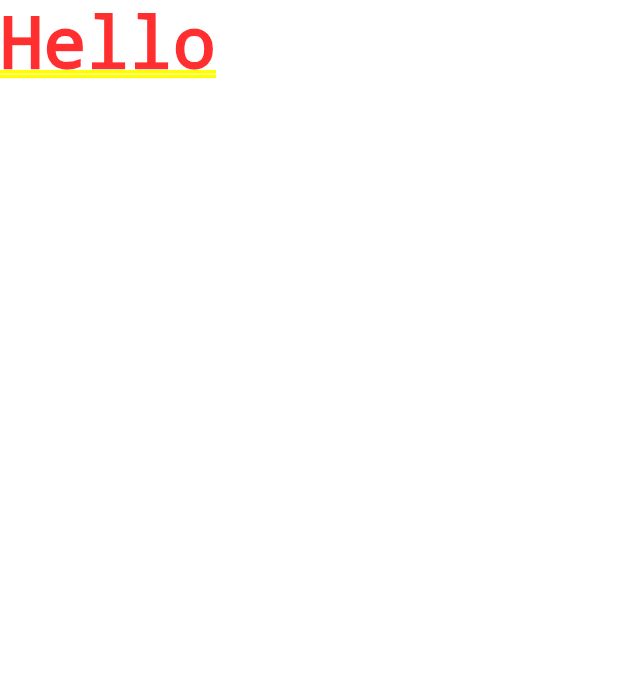
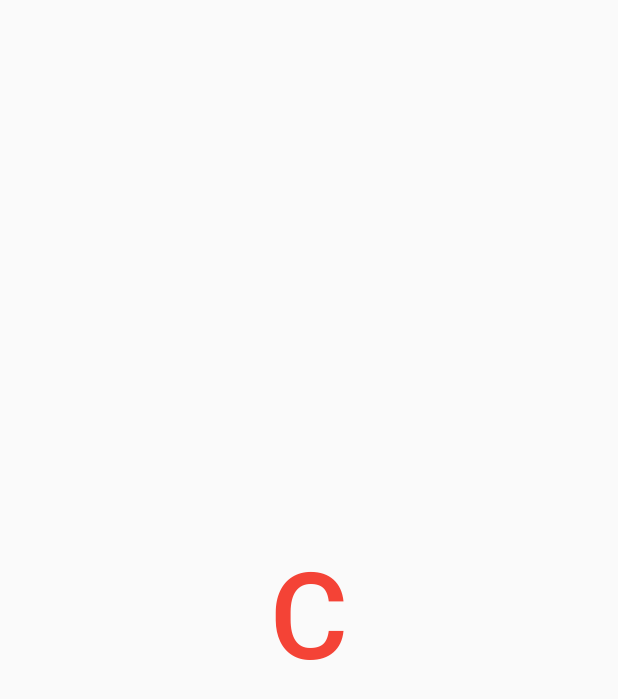
Before and after one commit to RUPAAK/flutter_blog, a Flutter app: the screen it shows after launch, on a phone screen of 412 x 824 dp. Shown: the top 699 px of the screen. Run offline on Flutter 3.47's test engine with Material 2 defaults, Android fonts, the phone set to English and light mode, and no system bars; our stand-ins replace shared_preferences.

Commit message:
logo updated

```diff
--- a/lib/common/logo.dart
+++ b/lib/common/logo.dart
@@ -1,14 +1,16 @@
 import 'package:flutter/material.dart';
 
 class Logo extends StatelessWidget {
-  const Logo({Key? key}) : super(key: key);
+  double? fontHeight = 5;
+
+  Logo({Key? key, this.fontHeight}) : super(key: key);
 
   @override
   Widget build(BuildContext context) {
     return Container(
       child: Text(
         'C',
-        style: TextStyle(color: Colors.red[400]),
+        style: TextStyle(color: Colors.red, fontSize: fontHeight, fontWeight: FontWeight.w500),
       ),
     );
   }
--- a/lib/main.dart
+++ b/lib/main.dart
@@ -22,12 +22,16 @@ class MyApp extends StatelessWidget {
   @override
   Widget build(BuildContext context) {
     return MaterialApp(
-      initialRoute: initScreen == 0 || initScreen == null ? '/onboarding' : '/',
-      routes: {
-        "/onboarding": (context) => FirstScreen(),
-        "/": (context) => HomeScreen(),
-      },
+      // routes: {
+      //   "/onboarding": (context) => FirstScreen(),
+      //   "/": (context) => FirstScreen(),
+      // },
       debugShowCheckedModeBanner: false,
+      home: SafeArea(
+          child: Scaffold(
+              body: initScreen == 0 || initScreen == null
+                  ? FirstScreen()
+                  : FirstScreen())),
     );
   }
 }
--- a/lib/screens/onboarding-screens/first-onboarding.dart
+++ b/lib/screens/onboarding-screens/first-onboarding.dart
@@ -1,13 +1,21 @@
+import 'package:blog_app/common/logo.dart';
 import 'package:flutter/material.dart';
 
 class FirstScreen extends StatelessWidget {
-  const FirstScreen({Key? key}) : super(key: key);
+  FirstScreen({Key? key}) : super(key: key);
 
   @override
   Widget build(BuildContext context) {
-    return SizedBox.expand(
+    return SafeArea(
+      child: SizedBox.expand(
+          child: Center(
         child: Container(
-      child: Text("Hello"),
-    ));
+          // color: Colors.white,
+          child: Logo(
+            fontHeight: 80,
+          ),
+        ),
+      )),
+    );
   }
 }
```
